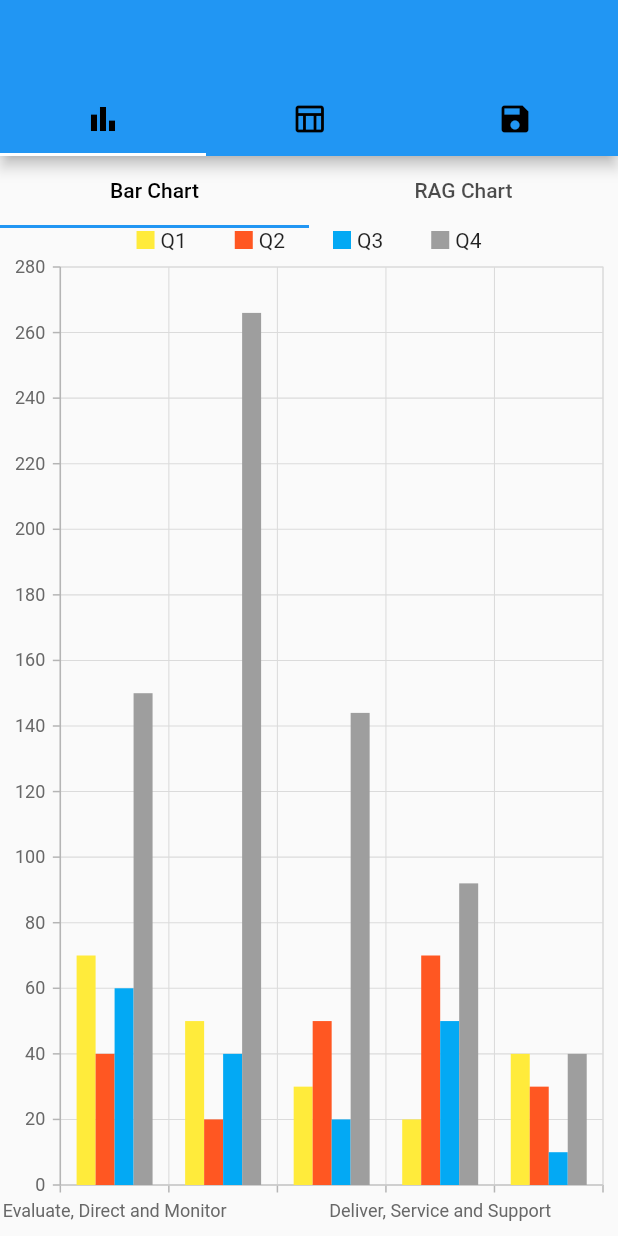
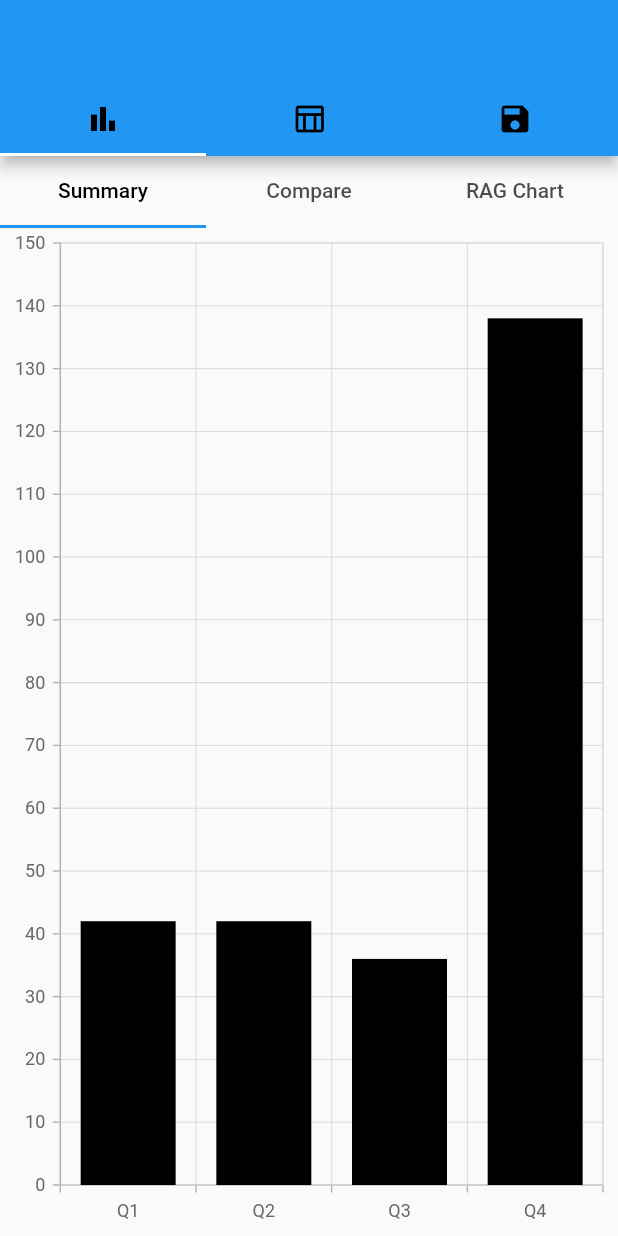
Before and after one commit to bellezhang119/cobit_dss_app, a Flutter app: the screen it shows after launch, on a phone screen of 412 x 824 dp. Run offline on Flutter 3.47's test engine with Material 2 defaults, Android fonts, the phone set to English and light mode, and no system bars; our stand-ins replace cloud_firestore, firebase_core, fl_chart, syncfusion_flutter_charts; missing offline and left inert: charts_common; accounts and stored records are empty.

Commit message:
Updated bar chart
-barchart_tab.dart
+comparative_barchart_tab.dart
+individual_barchart_tab.dart
+summary_barchart_tab.dart
+Added barchart click function to navigate to individual bar charts

```diff
--- a/lib/pages/homepage.dart
+++ b/lib/pages/homepage.dart
@@ -1,6 +1,7 @@
 import 'package:flutter/material.dart';
 import 'package:fl_chart/fl_chart.dart';
-import '../tabs/barchart_tab.dart';
+import '../tabs/summary_barchart_tab.dart';
+import '../tabs/comparative_barchart_tab.dart';
 import '../tabs/ragchart_tab.dart';
 import '../tabs/table_tab.dart';
 import '../datas/table_data.dart';
@@ -99,11 +100,13 @@ class _HomePageState extends State<HomePage> with TickerProviderStateMixin {
 
   late TabController _mainTabController;
   late TabController _graphTabController;
+  late TabController _saveLoadTabController;
 
   @override
   void initState() {
     _mainTabController = TabController(length: 3, vsync: this);
-    _graphTabController = TabController(length: 2, vsync: this);
+    _graphTabController = TabController(length: 3, vsync: this);
+    _saveLoadTabController = TabController(length: 2, vsync: this);
     onAuditUpdated(audits);
     super.initState();
   }
@@ -112,6 +115,7 @@ class _HomePageState extends State<HomePage> with TickerProviderStateMixin {
   void dispose() {
     _mainTabController.dispose();
     _graphTabController.dispose();
+    _saveLoadTabController.dispose();
     super.dispose();
   }
 
@@ -152,7 +156,8 @@ class _HomePageState extends State<HomePage> with TickerProviderStateMixin {
           controller: _graphTabController,
           labelColor: Colors.black,
           tabs: const [
-            Tab(text: 'Bar Chart'),
+            Tab(text: 'Summary'),
+            Tab(text: 'Compare'),
             Tab(text: 'RAG Chart'),
           ],
         ),
@@ -160,7 +165,16 @@ class _HomePageState extends State<HomePage> with TickerProviderStateMixin {
           child: TabBarView(
             controller: _graphTabController,
             children: [
-              BarChartSample(
+              SummaryBarChart(
+                  quarter1Data: quarter1Data,
+                  quarter2Data: quarter2Data,
+                  quarter3Data: quarter3Data,
+                  quarter4Data: quarter4Data,
+                  updateQuarter1Data: updateQuarter1Data,
+                  updateQuarter2Data: updateQuarter2Data,
+                  updateQuarter3Data: updateQuarter3Data,
+                  updateQuarter4Data: updateQuarter4Data),
+              ComparativeBarChart(
                   quarter1Data: quarter1Data,
                   quarter2Data: quarter2Data,
                   quarter3Data: quarter3Data,
@@ -183,11 +197,11 @@ class _HomePageState extends State<HomePage> with TickerProviderStateMixin {
     return Column(
       children: [
         TabBar(
-            controller: _graphTabController,
+            controller: _saveLoadTabController,
             labelColor: Colors.black,
             tabs: const [Tab(text: 'Save'), Tab(text: 'Load')]),
         Expanded(
-          child: TabBarView(controller: _graphTabController, children: [
+          child: TabBarView(controller: _saveLoadTabController, children: [
             SaveTab(quarter1Data: quarter1Data),
             LoadTab(
               updateQuarter1Data: updateQuarter1Data,
--- a/lib/tabs/barchart_tab.dart
+++ b/lib/tabs/comparative_barchart_tab.dart
@@ -3,7 +3,7 @@ import 'package:fl_chart/fl_chart.dart';
 import 'package:syncfusion_flutter_charts/charts.dart';
 import 'package:charts_common/src/common/color.dart' as charts_color;
 
-class BarChartSample extends StatefulWidget {
+class ComparativeBarChart extends StatefulWidget {
   final List<int> quarter1Data;
   final List<int> quarter2Data;
   final List<int> quarter3Data;
@@ -13,7 +13,7 @@ class BarChartSample extends StatefulWidget {
   final Function(List<int>)? updateQuarter3Data;
   final Function(List<int>)? updateQuarter4Data;
 
-  BarChartSample({
+  ComparativeBarChart({
     Key? key,
     required this.quarter1Data,
     required this.quarter2Data,
@@ -26,10 +26,10 @@ class BarChartSample extends StatefulWidget {
   }) : super(key: key);
 
   @override
-  _BarChartSampleState createState() => _BarChartSampleState();
+  _ComparativeBarChartState createState() => _ComparativeBarChartState();
 }
 
-class _BarChartSampleState extends State<BarChartSample> {
+class _ComparativeBarChartState extends State<ComparativeBarChart> {
   List<int> get quarter1Data => widget.quarter1Data;
   List<int> get quarter2Data => widget.quarter2Data;
   List<int> get quarter3Data => widget.quarter3Data;
@@ -41,16 +41,16 @@ class _BarChartSampleState extends State<BarChartSample> {
   @override
   void initState() {
     data = [
-      Domains('Evaluate, Direct and Monitor', widget.quarter1Data[0],
-          quarter2Data[0], quarter3Data[0], quarter4Data[0]),
-      Domains('Align, Plan and Organise', widget.quarter1Data[1],
-          quarter2Data[1], quarter3Data[1], quarter4Data[1]),
-      Domains('Build, Acquire and Implement', widget.quarter1Data[2],
-          quarter2Data[2], quarter3Data[2], quarter4Data[2]),
-      Domains('Deliver, Service and Support', widget.quarter1Data[3],
-          quarter2Data[3], quarter3Data[3], quarter4Data[3]),
-      Domains('Monitor, Evaluate and Assess', widget.quarter1Data[4],
-          quarter2Data[4], quarter3Data[4], quarter4Data[4]),
+      Domains('Evaluate', widget.quarter1Data[0], quarter2Data[0],
+          quarter3Data[0], quarter4Data[0]),
+      Domains('Align', widget.quarter1Data[1], quarter2Data[1], quarter3Data[1],
+          quarter4Data[1]),
+      Domains('Build', widget.quarter1Data[2], quarter2Data[2], quarter3Data[2],
+          quarter4Data[2]),
+      Domains('Deliver', widget.quarter1Data[3], quarter2Data[3],
+          quarter3Data[3], quarter4Data[3]),
+      Domains('Monitor', widget.quarter1Data[4], quarter2Data[4],
+          quarter3Data[4], quarter4Data[4]),
     ];
     _tooltip = TooltipBehavior(enable: true);
     super.initState();
--- /dev/null
+++ b/lib/tabs/summary_barchart_tab.dart
@@ -0,0 +1,139 @@
+import 'package:cobit_dss_app/tabs/individual_barchart.dart';
+import 'package:flutter/material.dart';
+import 'package:fl_chart/fl_chart.dart';
+import 'package:syncfusion_flutter_charts/charts.dart';
+import 'package:charts_common/src/common/color.dart' as charts_color;
+
+class SummaryBarChart extends StatefulWidget {
+  final List<int> quarter1Data;
+  final List<int> quarter2Data;
+  final List<int> quarter3Data;
+  final List<int> quarter4Data;
+  final Function(List<int>)? updateQuarter1Data;
+  final Function(List<int>)? updateQuarter2Data;
+  final Function(List<int>)? updateQuarter3Data;
+  final Function(List<int>)? updateQuarter4Data;
+
+  SummaryBarChart({
+    Key? key,
+    required this.quarter1Data,
+    required this.quarter2Data,
+    required this.quarter3Data,
+    required this.quarter4Data,
+    required this.updateQuarter1Data,
+    required this.updateQuarter2Data,
+    required this.updateQuarter3Data,
+    required this.updateQuarter4Data,
+  }) : super(key: key);
+
+  @override
+  _SummaryBarChartState createState() => _SummaryBarChartState();
+}
+
+class _SummaryBarChartState extends State<SummaryBarChart> {
+  List<int> get quarter1Data => widget.quarter1Data;
+  List<int> get quarter2Data => widget.quarter2Data;
+  List<int> get quarter3Data => widget.quarter3Data;
+  List<int> get quarter4Data => widget.quarter4Data;
+
+  late List<Quarter> data;
+  late TooltipBehavior _tooltip;
+
+  @override
+  void initState() {
+    data = [
+      Quarter("Q1", calculateAverage(quarter1Data)),
+      Quarter("Q2", calculateAverage(quarter2Data)),
+      Quarter("Q3", calculateAverage(quarter3Data)),
+      Quarter("Q4", calculateAverage(quarter4Data)),
+    ];
+    _tooltip = TooltipBehavior(enable: true);
+    super.initState();
+  }
+
+  // Helper function to create a single legend item
+  Widget legendItem(String text, Color color) {
+    return Padding(
+      padding: EdgeInsets.symmetric(horizontal: 16),
+      child: Row(
+        children: [
+          Container(
+            width: 12,
+            height: 12,
+            color: color,
+          ),
+          SizedBox(width: 4),
+          Text(text),
+        ],
+      ),
+    );
+  }
+
+  @override
+  Widget build(BuildContext context) {
+    return Scaffold(
+        body: Center(
+            child: Container(
+                child: Column(children: [
+      Expanded(
+          child: SfCartesianChart(
+              primaryXAxis: CategoryAxis(),
+              tooltipBehavior: _tooltip,
+              series: <ChartSeries<Quarter, String>>[
+            ColumnSeries<Quarter, String>(
+                onPointTap: (ChartPointDetails details) {
+                  print(details.pointIndex);
+                  switch (details.pointIndex) {
+                    case 0:
+                      navigateToIndividualBarChart("Q1", quarter1Data);
+                      break;
+                    case 1:
+                      navigateToIndividualBarChart("Q2", quarter2Data);
+                      break;
+                    case 2:
+                      navigateToIndividualBarChart("Q3", quarter3Data);
+                      break;
+                    case 3:
+                      navigateToIndividualBarChart("Q4", quarter4Data);
+                      break;
+                  }
+                },
+                dataSource: data,
+                xValueMapper: (Quarter data, _) => data.quarter,
+                yValueMapper: (Quarter data, _) => data.score,
+                color: Colors.black)
+          ]))
+    ]))));
+  }
+
+  void navigateToIndividualBarChart(String quarter, List<int> data) {
+    Navigator.push(
+      context,
+      MaterialPageRoute(
+        builder: (context) =>
+            IndividualBarChart(quarter: quarter, quarterData: data),
+      ),
+    );
+  }
+}
+
+int calculateAverage(List<int> numbers) {
+  int sum = 0;
+  int count = numbers.length;
+
+  // Calculate the sum of all numbers in the list
+  for (int number in numbers) {
+    sum += number;
+  }
+
+  // Calculate the average and round it to the nearest integer
+  int average = (sum / count).round();
+  return average;
+}
+
+class Quarter {
+  final String quarter;
+  final int score;
+
+  Quarter(this.quarter, this.score);
+}
```
Also changed, not shown: lib/tabs/individual_barchart.dart (added, +100 -0 lines).
